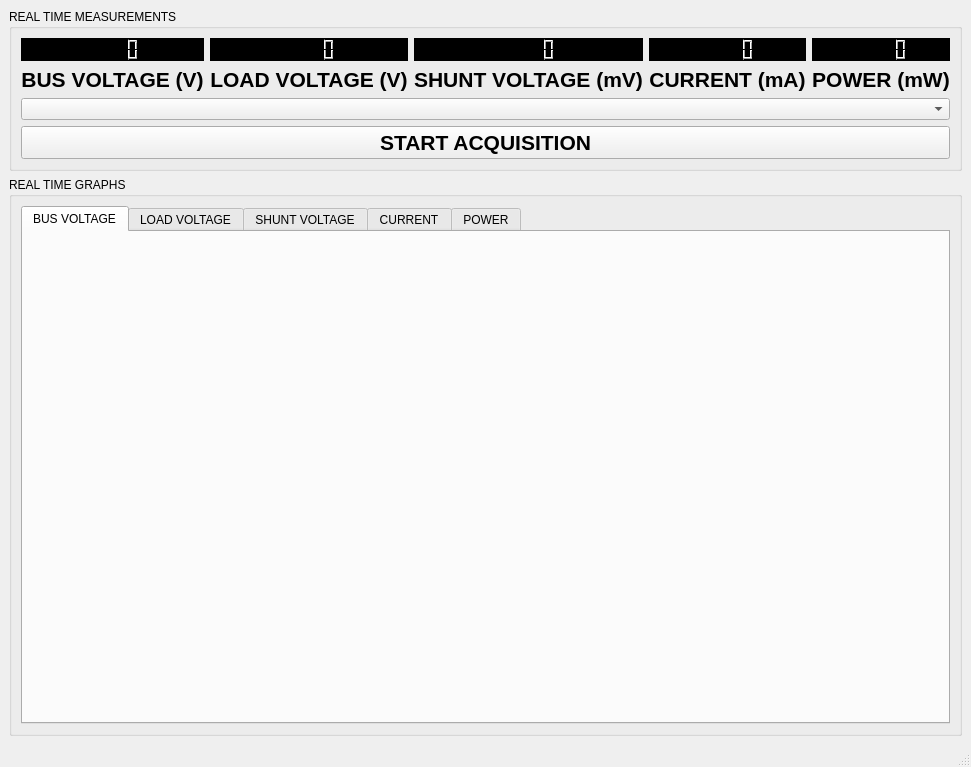
Old version of the form PC_Application/QCurrentMeasurement/mainwindow.ui in the repository dogotic/QCurrentMeasurement.
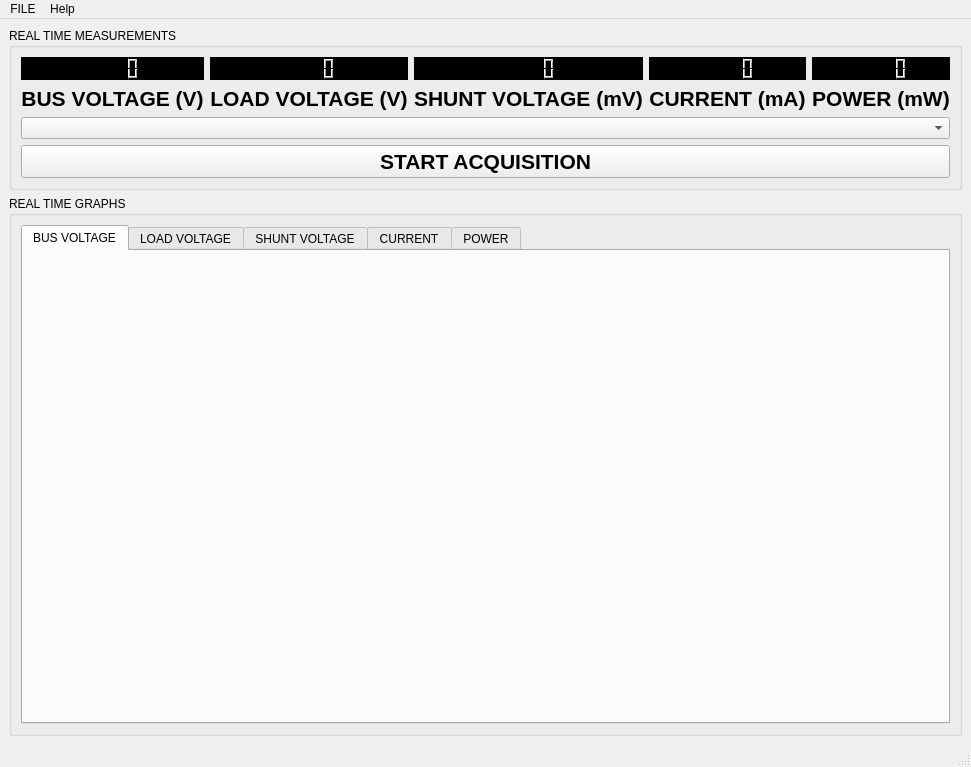
New version of the form.

Diff of the .ui file:
```diff
--- a/PC_Application/QCurrentMeasurement/mainwindow.ui
+++ b/PC_Application/QCurrentMeasurement/mainwindow.ui
@@ -247,9 +247,24 @@
      <x>0</x>
      <y>0</y>
      <width>964</width>
-     <height>22</height>
+     <height>25</height>
     </rect>
    </property>
+   <widget class="QMenu" name="menuFILE">
+    <property name="title">
+     <string>FILE</string>
+    </property>
+    <addaction name="actionExport_Samples_as_CSV"/>
+    <addaction name="actionExit"/>
+   </widget>
+   <widget class="QMenu" name="menuHelp">
+    <property name="title">
+     <string>Help</string>
+    </property>
+    <addaction name="actionAbout"/>
+   </widget>
+   <addaction name="menuFILE"/>
+   <addaction name="menuHelp"/>
   </widget>
   <widget class="QStatusBar" name="statusbar"/>
  </widget>
```
Left out of the diff: 24 changed lines with no effect on the pictures.
